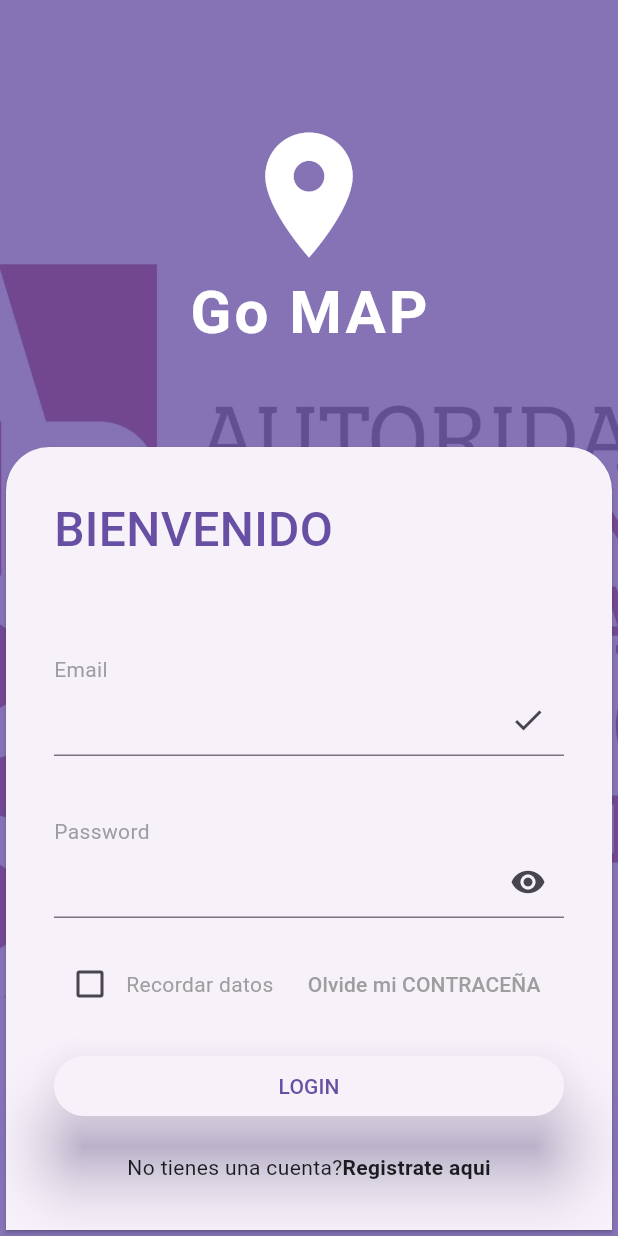
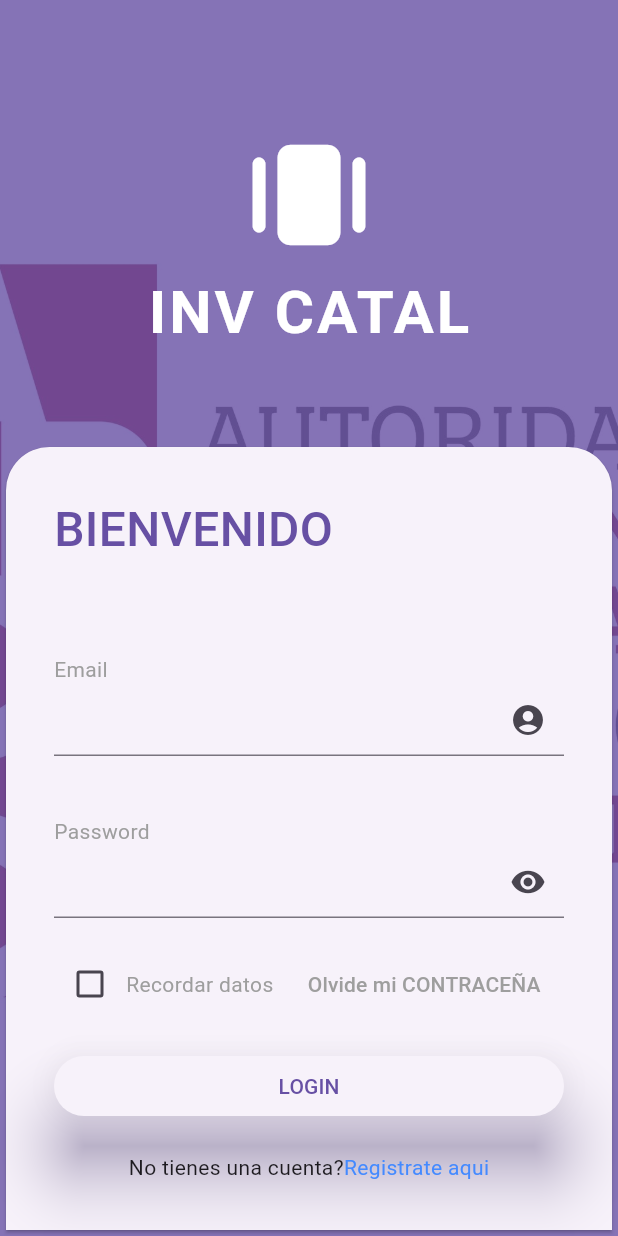
Before and after one commit to GeovanniSanGlez/flutter_application_1, a Flutter app: the screen it shows after launch, on a phone screen of 412 x 824 dp. Run offline on Flutter 3.47's test engine with Material 3 defaults, Android fonts, the phone set to English and light mode, and no system bars.

Commit message:
nuevos cambios en flutter_application_1

```diff
--- a/lib/login_page.dart
+++ b/lib/login_page.dart
@@ -45,12 +45,12 @@ class _LoginPageState extends State<LoginPage> {
         mainAxisSize: MainAxisSize.min,
         children: [
           Icon(
-            Icons.location_on_sharp,
+            Icons.amp_stories_rounded,
             size: 100,
             color: Colors.white,
           ),
           Text(
-            "Go MAP",
+            "INV CATAL",
             style: TextStyle(
                 color: Colors.white,
                 fontWeight: FontWeight.bold,
@@ -116,7 +116,7 @@ class _LoginPageState extends State<LoginPage> {
     return TextField(
       controller: controller,
       decoration: InputDecoration(
-        suffixIcon: isPassword ? const Icon(Icons.remove_red_eye) : const Icon(Icons.done),
+        suffixIcon: isPassword ? const Icon(Icons.remove_red_eye) : const Icon(Icons.account_circle_sharp),
       ),
       obscureText: isPassword,
     );
@@ -164,7 +164,7 @@ class _LoginPageState extends State<LoginPage> {
     mainAxisAlignment: MainAxisAlignment.center,
       children: const [
         Text("No tienes una cuenta?"),
-        Text("Registrate aqui", style: TextStyle(fontWeight: FontWeight.bold)),
+        Text("Registrate aqui", style: TextStyle(color: Colors.blueAccent)),
       ],
     );
   }
--- a/lib/main.dart
+++ b/lib/main.dart
@@ -1,4 +1,5 @@
 import 'package:flutter/material.dart';
+import 'package:flutter_application_1/home.pege.dart';
 import 'package:flutter_application_1/login_page.dart';
 
 void main() {
@@ -14,6 +15,10 @@ class MyApp extends StatelessWidget {
     return MaterialApp(
       title: 'Flutter Demo',
       theme: ThemeData(primarySwatch: Colors.deepPurple),
+      routes: {
+        "homePege" :(context) => HomePege(),
+        "loginPege" :(context) => LoginPage(),
+      },
       home: const LoginPage(),
       debugShowCheckedModeBanner: false,
     );
```
Also changed, not shown: lib/home.pege.dart (added, +23 -0 lines).
